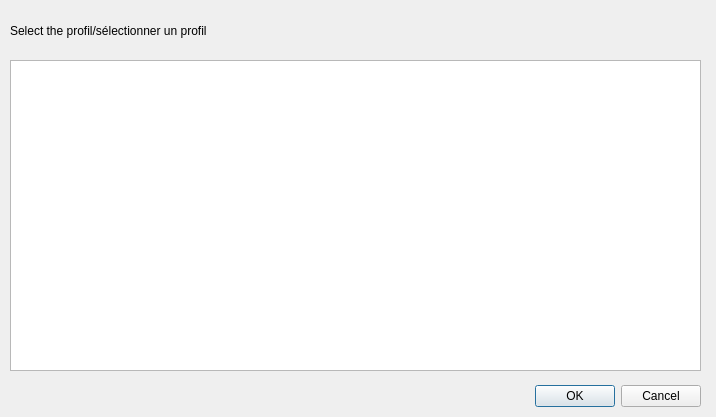
Above: resources/selectRibProfil.ui from FredsFactory/FreeCAD_AirPlaneDesign before the change. Below: the same form after it.
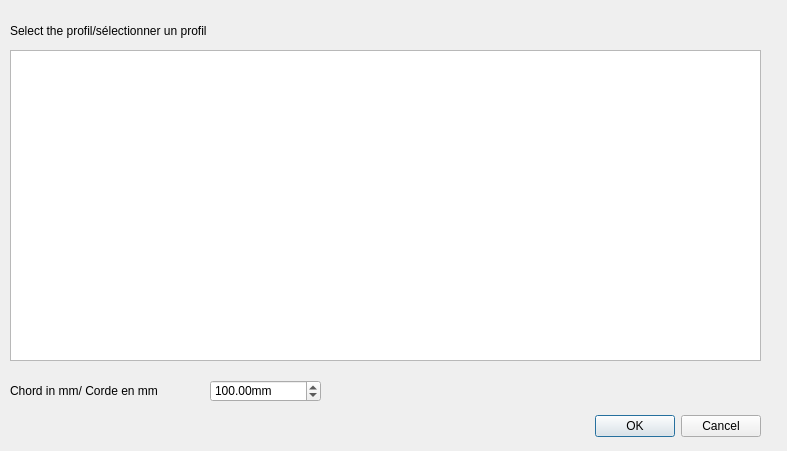
That is the form after the change.

The edit to the form file:
```diff
--- a/resources/selectRibProfil.ui
+++ b/resources/selectRibProfil.ui
@@ -6,8 +6,8 @@
    <rect>
     <x>0</x>
     <y>0</y>
-    <width>716</width>
-    <height>417</height>
+    <width>787</width>
+    <height>451</height>
    </rect>
   </property>
   <property name="windowTitle">
@@ -16,8 +16,8 @@
   <widget class="QDialogButtonBox" name="buttonBox">
    <property name="geometry">
     <rect>
-     <x>360</x>
-     <y>380</y>
+     <x>420</x>
+     <y>410</y>
      <width>341</width>
      <height>32</height>
     </rect>
@@ -33,8 +33,8 @@
    <property name="geometry">
     <rect>
      <x>10</x>
-     <y>60</y>
-     <width>691</width>
+     <y>50</y>
+     <width>751</width>
      <height>311</height>
     </rect>
    </property>
@@ -52,6 +52,38 @@
     <string>Select the profil/sélectionner un profil</string>
    </property>
   </widget>
+  <widget class="QLabel" name="label_2">
+   <property name="geometry">
+    <rect>
+     <x>10</x>
+     <y>370</y>
+     <width>251</width>
+     <height>41</height>
+    </rect>
+   </property>
+   <property name="text">
+    <string>Chord in mm/ Corde en mm</string>
+   </property>
+  </widget>
+  <widget class="QDoubleSpinBox" name="chord">
+   <property name="geometry">
+    <rect>
+     <x>210</x>
+     <y>380</y>
+     <width>111</width>
+     <height>22</height>
+    </rect>
+   </property>
+   <property name="suffix">
+    <string>mm</string>
+   </property>
+   <property name="maximum">
+    <double>9999999.000000000000000</double>
+   </property>
+   <property name="value">
+    <double>100.000000000000000</double>
+   </property>
+  </widget>
  </widget>
  <resources/>
  <connections>
```
Left out of the diff: 2 changed lines with no effect on the pictures.
